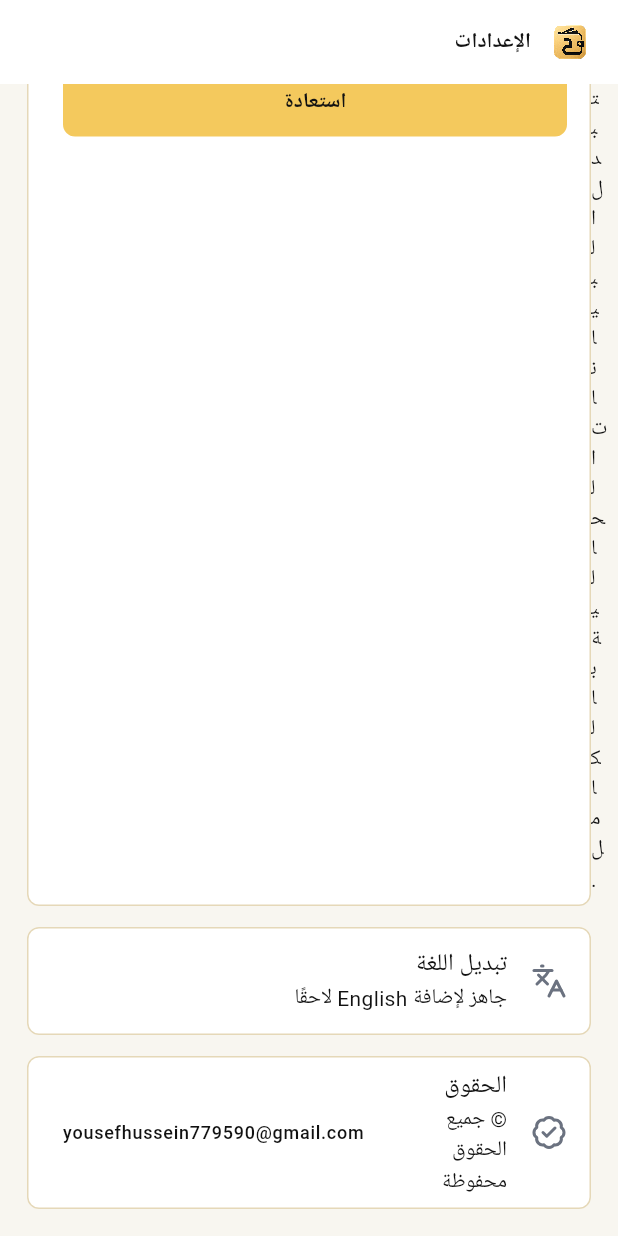
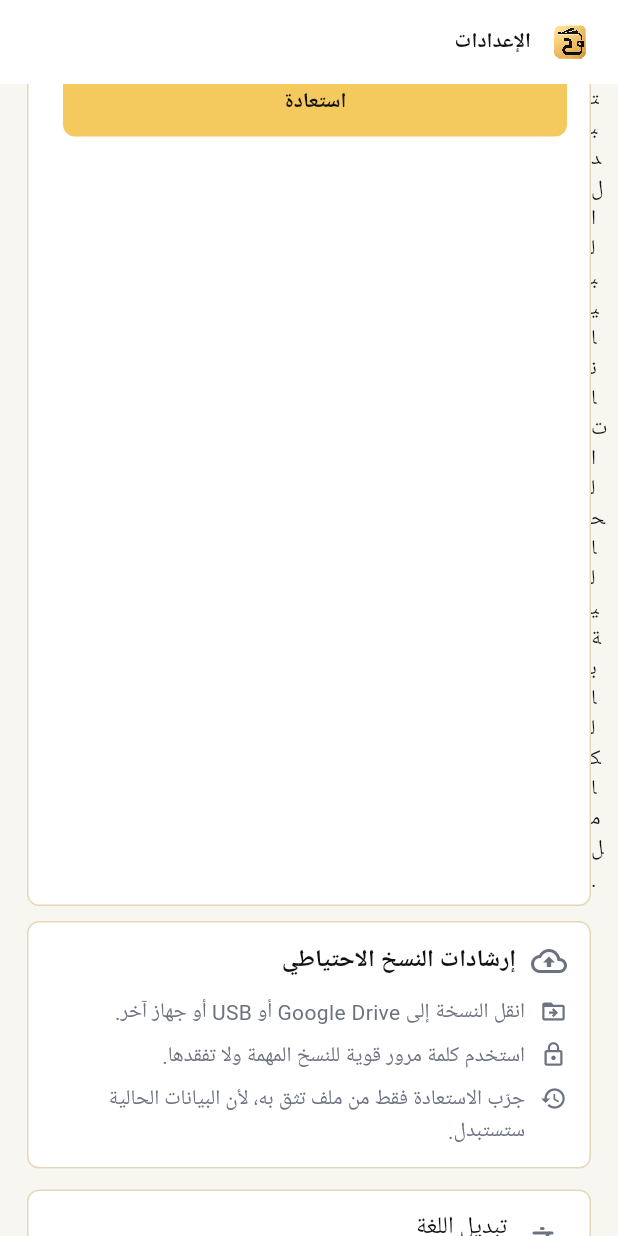
Before and after one commit to yousefhussein77/My_Accounts, a Flutter app: the SettingsScreen screen opened by its route, scrolled down 2093 dp, on a phone screen of 412 x 824 dp. Run offline on Flutter 3.47's test engine with Material 3 defaults, Android fonts, the light colour scheme and no system bars; our stand-ins replace file_picker, flutter_animate, flutter_riverpod, flutter_secure_storage, go_router, google_fonts and 3 more; missing offline and left inert: cryptography; accounts and stored records are empty; Roboto replaces fonts that are missing (Tajawal); statements that could not run were skipped.

Commit message:
feat(settings): add backup guidance card

```diff
--- a/lib/presentation/settings/settings_screen.dart
+++ b/lib/presentation/settings/settings_screen.dart
@@ -88,6 +88,8 @@ class _SettingsScreenState extends ConsumerState<SettingsScreen> {
               ],
             ),
           ),
+          const SizedBox(height: 10),
+          const _BackupGuidanceCard(),
           if (backupMetaText != null) ...[
             const SizedBox(height: 10),
             Card(
@@ -278,3 +280,70 @@ class _SettingsScreenState extends ConsumerState<SettingsScreen> {
     return '$atText\n$path';
   }
 }
+
+class _BackupGuidanceCard extends StatelessWidget {
+  const _BackupGuidanceCard();
+
+  @override
+  Widget build(BuildContext context) {
+    final textTheme = Theme.of(context).textTheme;
+
+    return Card(
+      child: Padding(
+        padding: const EdgeInsets.symmetric(horizontal: 16, vertical: 14),
+        child: Column(
+          crossAxisAlignment: CrossAxisAlignment.start,
+          children: [
+            Row(
+              children: [
+                const Icon(Icons.cloud_upload_outlined),
+                const SizedBox(width: 10),
+                Text(
+                  'إرشادات النسخ الاحتياطي',
+                  style: textTheme.titleMedium,
+                ),
+              ],
+            ),
+            const SizedBox(height: 12),
+            const _BackupTip(
+              icon: Icons.drive_file_move_outline,
+              text: 'انقل النسخة إلى Google Drive أو USB أو جهاز آخر.',
+            ),
+            const SizedBox(height: 8),
+            const _BackupTip(
+              icon: Icons.lock_outline,
+              text: 'استخدم كلمة مرور قوية للنسخ المهمة ولا تفقدها.',
+            ),
+            const SizedBox(height: 8),
+            const _BackupTip(
+              icon: Icons.restore_outlined,
+              text: 'جرّب الاستعادة فقط من ملف تثق به، لأن البيانات الحالية ستستبدل.',
+            ),
+          ],
+        ),
+      ),
+    );
+  }
+}
+
+class _BackupTip extends StatelessWidget {
+  const _BackupTip({
+    required this.icon,
+    required this.text,
+  });
+
+  final IconData icon;
+  final String text;
+
+  @override
+  Widget build(BuildContext context) {
+    return Row(
+      crossAxisAlignment: CrossAxisAlignment.start,
+      children: [
+        Icon(icon, size: 18),
+        const SizedBox(width: 10),
+        Expanded(child: Text(text)),
+      ],
+    );
+  }
+}
```
